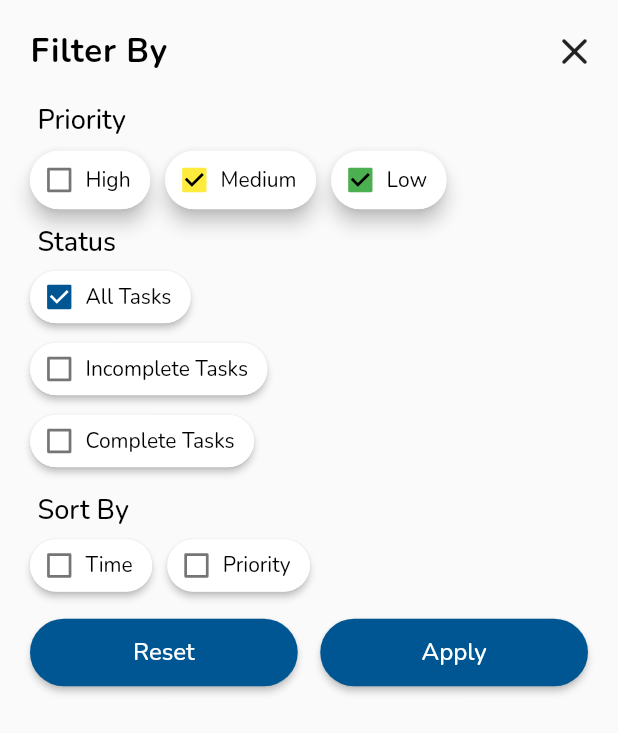
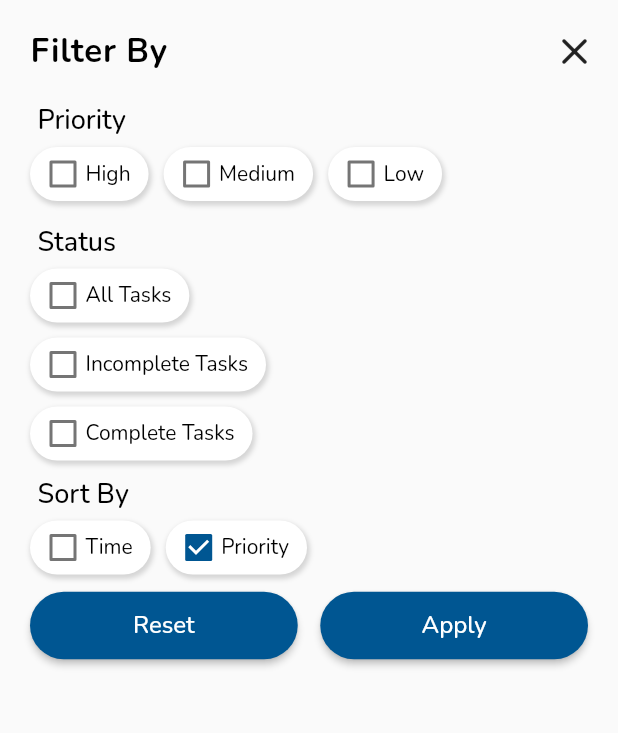
Before and after one commit to PeihanZheng/smartview_app, a Flutter app: the FilterWidget widget shown alone on an empty page, opened directly, on a phone screen of 412 x 824 dp. Shown: the top 733 px of the screen. Run offline on Flutter 3.47's test engine with Material 2 defaults, Android fonts, the phone set to English and light mode, and no system bars; our stand-ins replace cloud_firestore, dio, firebase_auth, firebase_core, geolocator, get and 5 more; accounts and stored records are empty.

Commit message:
Filter module changes

```diff
--- a/lib/controller/filter_controller.dart
+++ b/lib/controller/filter_controller.dart
@@ -1,7 +1,7 @@
 import 'package:get/get.dart';
 
 class FilterController extends GetxController {
-  RxBool isHigh = RxBool(false);
+  var isHigh = false.obs;
   var isMedium = false.obs;
   var isLow = false.obs;
 
@@ -9,13 +9,37 @@ class FilterController extends GetxController {
   var isIncomplete = false.obs;
   var isComplete = false.obs;
 
-  var isTime = false;
+  var isTime = false.obs;
 
-  void onSelectedHigh(bool? value) {
-    isHigh.value = value!;
+  onHighSelected(value) {
+    isHigh.value = value;
   }
 
-  // onHighSelected(value) {
-  //   isHigh.value = !isHigh.value;
-  // }
+  onMediumSelected(value) {
+    isMedium.value = value;
+  }
+
+  onLowSelected(value) {
+    isLow.value = value;
+  }
+
+  onAllTasksSelected(value) {
+    isAll.value = value;
+  }
+
+  onIncompleteSelected(value) {
+    isIncomplete.value = value;
+  }
+
+  onCompleteSelected(value) {
+    isComplete.value = value;
+  }
+
+  onTimeSelected(value) {
+    isTime.value = value;
+  }
+
+  onPrioritySelected(value) {
+    isTime.value = !value;
+  }
 }
--- a/lib/pages/dashboard_module/filter.dart
+++ b/lib/pages/dashboard_module/filter.dart
@@ -14,7 +14,7 @@ class FilterWidget extends StatefulWidget {
 }
 
 class _FilterWidgetState extends State<FilterWidget> {
-  // final filterCon = Get.put(FilterController());
+  final filterCon = Get.put(FilterController());
 
   bool isHigh = false;
   bool isMedium = false;
@@ -74,9 +74,11 @@ class _FilterWidgetState extends State<FilterWidget> {
                       ),
                     ),
                   ),
-                  const SizedBox(height: 3),
+                  const SizedBox(height: 5),
+                  // Priority
                   priorityWiseFilter(),
-                  const SizedBox(height: 5),
+                  const SizedBox(height: 15),
+                  // Status
                   Padding(
                     padding: const EdgeInsets.only(left: 5),
                     child: Text(
@@ -88,73 +90,32 @@ class _FilterWidgetState extends State<FilterWidget> {
                       ),
                     ),
                   ),
-                  Chip(
-                    backgroundColor: whitecolor,
-                    padding: const EdgeInsets.only(top: 8, bottom: 8, left: 10, right: 5),
-                    elevation: 2,
-                    avatar: Transform.scale(
-                      scale: 0.9,
-                      child: Checkbox(
-                        value: true,
-                        onChanged: (value) {},
-                        activeColor: primarycolor,
-                        checkColor: whitecolor,
-                      ),
-                    ),
-                    label: Text(
-                      allT,
-                      style: textstyle.copyWith(
-                        fontWeight: FontWeight.normal,
-                        color: textcolor,
-                        fontSize: 14,
-                      ),
-                    ),
-                  ),
-                  Chip(
-                    backgroundColor: whitecolor,
-                    padding: const EdgeInsets.only(top: 8, bottom: 8, left: 10, right: 5),
-                    elevation: 2,
-                    avatar: Transform.scale(
-                      scale: 0.9,
-                      child: Checkbox(
-                        value: false,
-                        onChanged: (value) {},
-                        activeColor: primarycolor,
-                        checkColor: whitecolor,
-                      ),
-                    ),
-                    label: Text(
-                      incompleteT,
-                      style: textstyle.copyWith(
-                        fontWeight: FontWeight.normal,
-                        color: textcolor,
-                        fontSize: 14,
-                      ),
-                    ),
-                  ),
-                  Chip(
-                    backgroundColor: whitecolor,
-                    padding: const EdgeInsets.only(top: 8, bottom: 8, left: 10, right: 5),
-                    elevation: 2,
-                    avatar: Transform.scale(
-                      scale: 0.9,
-                      child: Checkbox(
-                        value: false,
-                        onChanged: (value) {},
-                        activeColor: primarycolor,
-                        checkColor: whitecolor,
-                      ),
-                    ),
-                    label: Text(
-                      completeT,
-                      style: textstyle.copyWith(
-                        fontWeight: FontWeight.normal,
-                        color: textcolor,
-                        fontSize: 14,
-                      ),
+                  const SizedBox(height: 5),
+                  Obx(
+                    () => customChipWidget(
+                      prioValue: filterCon.isAll.value,
+                      onchanged: filterCon.onAllTasksSelected,
+                      lable: allT,
                     ),
                   ),
                   const SizedBox(height: 10),
+                  Obx(
+                    () => customChipWidget(
+                      prioValue: filterCon.isIncomplete.value,
+                      onchanged: filterCon.onIncompleteSelected,
+                      lable: incompleteT,
+                    ),
+                  ),
+                  const SizedBox(height: 10),
+                  Obx(
+                    () => customChipWidget(
+                      prioValue: filterCon.isComplete.value,
+                      onchanged: filterCon.onCompleteSelected,
+                      lable: completeT,
+                    ),
+                  ),
+                  const SizedBox(height: 10),
+                  // Sort By
                   Padding(
                     padding: const EdgeInsets.only(left: 5),
                     child: Text(
@@ -166,95 +127,43 @@ class _FilterWidgetState extends State<FilterWidget> {
                       ),
                     ),
                   ),
+                  const SizedBox(height: 5),
                   Row(
                     crossAxisAlignment: CrossAxisAlignment.center,
                     children: [
-                      Chip(
-                        backgroundColor: whitecolor,
-                        padding: const EdgeInsets.only(top: 8, bottom: 8, left: 10, right: 5),
-                        elevation: 2,
-                        avatar: Transform.scale(
-                          scale: 0.9,
-                          child: Checkbox(
-                            value: false,
-                            onChanged: (value) {},
-                            activeColor: primarycolor,
-                            checkColor: whitecolor,
-                          ),
-                        ),
-                        label: Text(
-                          timeT,
-                          style: textstyle.copyWith(
-                            fontWeight: FontWeight.normal,
-                            color: textcolor,
-                            fontSize: 14,
-                          ),
-                        ),
+                      customChipWidget(
+                        prioValue: isTime,
+                        onchanged: (value) {
+                          setState(() {
+                            isTime = value!;
+                          });
+                        },
+                        lable: timeT,
                       ),
                       const SizedBox(width: 10),
-                      Chip(
-                        backgroundColor: whitecolor,
-                        padding: const EdgeInsets.only(top: 8, bottom: 8, left: 10, right: 5),
-                        elevation: 2,
-                        avatar: Transform.scale(
-                          scale: 0.9,
-                          child: Checkbox(
-                            value: false,
-                            onChanged: (value) {},
-                            activeColor: primarycolor,
-                            checkColor: whitecolor,
-                          ),
-                        ),
-                        label: Text(
-                          priorityT,
-                          style: textstyle.copyWith(
-                            fontWeight: FontWeight.normal,
-                            color: textcolor,
-                            fontSize: 14,
-                          ),
-                        ),
+                      customChipWidget(
+                        prioValue: !isTime,
+                        onchanged: (value) {
+                          setState(() {
+                            isTime = !value!;
+                          });
+                        },
+                        lable: priorityT,
                       ),
                     ],
                   ),
                   const SizedBox(height: 10),
+                  // Reset & Apply Button
                   SizedBox(
                     width: Get.width,
                     child: Row(
                       children: [
                         Expanded(
-                          child: ElevatedButton(
-                            onPressed: () {},
-                            style: ButtonStyle(
-                              shape: MaterialStateProperty.all(RoundedRectangleBorder(borderRadius: BorderRadius.circular(50))),
-                              backgroundColor: MaterialStateProperty.all(primarycolor),
-                              fixedSize: MaterialStateProperty.all(const Size.fromHeight(45)),
-                            ),
-                            child: Text(
-                              resetT,
-                              style: textstyle.copyWith(
-                                fontSize: 16,
-                                color: whitecolor,
-                              ),
-                            ),
-                          ),
+                          child: resetButton(),
                         ),
                         const SizedBox(width: 15),
                         Expanded(
-                          child: ElevatedButton(
-                            onPressed: () {},
-                            style: ButtonStyle(
-                              shape: MaterialStateProperty.all(RoundedRectangleBorder(borderRadius: BorderRadius.circular(50))),
-                              backgroundColor: MaterialStateProperty.all(primarycolor),
-                              fixedSize: MaterialStateProperty.all(const Size.fromHeight(45)),
-                            ),
-                            child: Text(
-                              applyT,
-                              style: textstyle.copyWith(
-                                fontSize: 16,
-                                color: whitecolor,
-                              ),
-                            ),
-                          ),
+                          child: applyButton(),
                         ),
                       ],
                     ),
@@ -268,83 +177,111 @@ class _FilterWidgetState extends State<FilterWidget> {
     );
   }
 
+  Widget applyButton() {
+    return ElevatedButton(
+      onPressed: () {},
+      style: ButtonStyle(
+        shape: MaterialStateProperty.all(RoundedRectangleBorder(borderRadius: BorderRadius.circular(50))),
+        backgroundColor: MaterialStateProperty.all(primarycolor),
+        fixedSize: MaterialStateProperty.all(const Size.fromHeight(45)),
+      ),
+      child: Text(
+        applyT,
+        style: textstyle.copyWith(
+          fontSize: 16,
+          color: whitecolor,
+        ),
+      ),
+    );
+  }
+
+  Widget resetButton() {
+    return ElevatedButton(
+      onPressed: () {},
+      style: ButtonStyle(
+        shape: MaterialStateProperty.all(RoundedRectangleBorder(borderRadius: BorderRadius.circular(50))),
+        backgroundColor: MaterialStateProperty.all(primarycolor),
+        fixedSize: MaterialStateProperty.all(const Size.fromHeight(45)),
+      ),
+      child: Text(
+        resetT,
+        style: textstyle.copyWith(
+          fontSize: 16,
+          color: whitecolor,
+        ),
+      ),
+    );
+  }
+
   Widget priorityWiseFilter() {
-    return Row(
-      crossAxisAlignment: CrossAxisAlignment.center,
-      children: [
-        Chip(
-          backgroundColor: whitecolor,
-          padding: const EdgeInsets.only(top: 10, bottom: 10, left: 10, right: 5),
-          elevation: 5,
-          avatar: Transform.scale(
-            scale: 0.9,
-            child: Checkbox(
-              value: isHigh,
-              onChanged: (value) {
-                setState(() {
-                  isHigh = value!;
-                });
-              },
-              activeColor: redcolor,
-              checkColor: textcolor,
+    return Obx(
+      () => Row(
+        crossAxisAlignment: CrossAxisAlignment.center,
+        children: [
+          customChipWidget(
+            prioValue: filterCon.isHigh.value,
+            onchanged: filterCon.onHighSelected,
+            lable: highT,
+          ),
+          const SizedBox(width: 10),
+          customChipWidget(
+            prioValue: filterCon.isMedium.value,
+            onchanged: filterCon.onMediumSelected,
+            lable: mediumT,
+          ),
+          const SizedBox(width: 10),
+          customChipWidget(
+            prioValue: filterCon.isLow.value,
+            onchanged: filterCon.onLowSelected,
+            lable: lowT,
+          ),
+        ],
+      ),
+    );
+  }
+
+  Widget customChipWidget({bool? prioValue, Function(bool?)? onchanged, String? lable}) {
+    return Container(
+      padding: const EdgeInsets.symmetric(horizontal: 12, vertical: 8),
+      decoration: BoxDecoration(
+        borderRadius: BorderRadius.circular(50),
+        color: whitecolor,
+        boxShadow: [
+          BoxShadow(
+            offset: const Offset(1, 2),
+            blurRadius: 2,
+            spreadRadius: 1,
+            color: textcolor.withOpacity(.15),
+          ),
+        ],
+      ),
+      child: Row(
+        mainAxisSize: MainAxisSize.min,
+        children: [
+          SizedBox(
+            width: 20,
+            height: 20,
+            child: Transform.scale(
+              scale: 1,
+              child: Checkbox(
+                value: prioValue,
+                onChanged: onchanged,
+                activeColor: primarycolor,
+                checkColor: whitecolor,
+              ),
             ),
           ),
-          label: Text(
-            highT,
+          const SizedBox(width: 5),
+          Text(
+            lable!,
             style: textstyle.copyWith(
               fontWeight: FontWeight.normal,
               color: textcolor,
               fontSize: 14,
             ),
           ),
-        ),
-        const SizedBox(width: 10),
-        Chip(
-          backgroundColor: whitecolor,
-          padding: const EdgeInsets.only(top: 10, bottom: 10, left: 10, right: 5),
-          elevation: 5,
-          avatar: Transform.scale(
-            scale: 0.9,
-            child: Checkbox(
-              value: true,
-              onChanged: (value) {},
-              activeColor: yellowcolor,
-              checkColor: textcolor,
-            ),
-          ),
-          label: Text(
-            mediumT,
-            style: textstyle.copyWith(
-              fontWeight: FontWeight.normal,
-              color: textcolor,
-              fontSize: 14,
-            ),
-          ),
-        ),
-        const SizedBox(width: 10),
-        Chip(
-          backgroundColor: whitecolor,
-          padding: const EdgeInsets.only(top: 10, bottom: 10, left: 10, right: 5),
-          elevation: 5,
-          avatar: Transform.scale(
-            scale: 0.9,
-            child: Checkbox(
-              value: true,
-              onChanged: (value) {},
-              activeColor: greencolor,
-              checkColor: textcolor,
-            ),
-          ),
-          label: Text(
-            lowT,
-            style: textstyle.copyWith(
-              fontWeight: FontWeight.normal,
-              color: textcolor,
-              fontSize: 14,
-            ),
-          ),
-        ),
-      ],
+        ],
+      ),
     );
   }
 }
```
